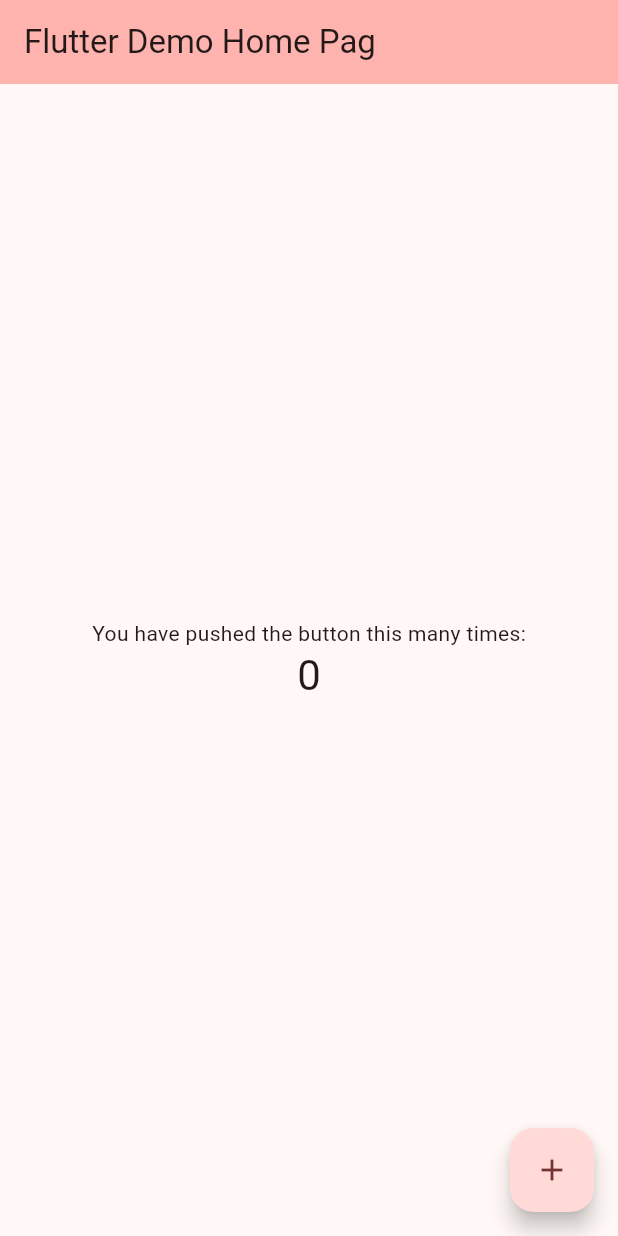
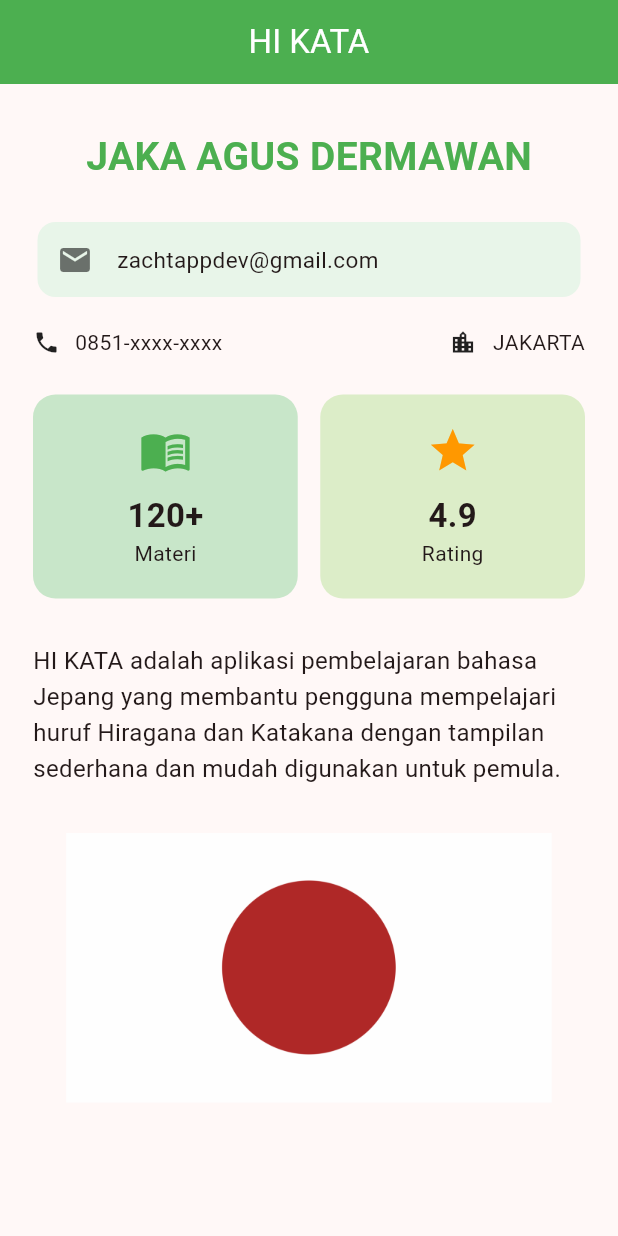
Before and after one commit to zacthappdev-star/flutterprojectjaka, a Flutter app: the screen it shows after launch, on a phone screen of 412 x 824 dp. Run offline on Flutter 3.47's test engine with Material 3 defaults, Android fonts, the phone set to English and light mode, and no system bars.

Commit message:
tugas 2 flutter

```diff
--- /dev/null
+++ b/ppkd_b6/lib/contener.dart
@@ -0,0 +1,60 @@
+import 'package:flutter/material.dart';
+
+class ContainerDay8 extends StatelessWidget {
+  const ContainerDay8({super.key});
+
+  @override
+  Widget build(BuildContext context) {
+    return Scaffold(
+      appBar: AppBar(
+        title: Text("Container"),
+        backgroundColor: Colors.lightBlueAccent,
+      ),
+      body: Column(
+        children: [
+          SizedBox(height: 20),
+          Container(
+            padding: EdgeInsets.all(12),
+            margin: EdgeInsets.all(16),
+            height: 150,
+            width: double.infinity,
+            decoration: BoxDecoration(
+              image: DecorationImage(
+                image: AssetImage("assets/images/meme5.webp"),
+              ),
+
+              color: Colors.blueAccent,
+              borderRadius: BorderRadius.circular(20),
+              border: Border.all(color: Colors.yellow, width: 10),
+
+              boxShadow: [
+                BoxShadow(
+                  offset: Offset(2, 2),
+                  blurStyle: BlurStyle.outer,
+
+                  color: Colors.red,
+                  blurRadius: 10,
+                ),
+              ],
+            ),
+            child: Column(
+              mainAxisAlignment: MainAxisAlignment.center,
+              children: [
+                Row(
+                  crossAxisAlignment: CrossAxisAlignment.center,
+                  mainAxisAlignment: MainAxisAlignment.spaceBetween,
+                  children: [
+                    Text("Saldo sisa dikit"),
+                    Column(children: [Icon(Icons.payment), Text("Bayar")]),
+                    Column(children: [Icon(Icons.touch_app), Text("Top Up")]),
+                    Column(children: [Icon(Icons.search), Text("Eksplor")]),
+                  ],
+                ),
+              ],
+            ),
+          ),
+        ],
+      ),
+    );
+  }
+}
--- /dev/null
+++ b/ppkd_b6/lib/flutter2.dart
@@ -0,0 +1,196 @@
+import 'package:flutter/material.dart';
+
+class HiKata extends StatelessWidget {
+  const HiKata({super.key});
+
+  @override
+  Widget build(BuildContext context) {
+    return Scaffold(
+      appBar: AppBar(
+        centerTitle: true,
+        title: const Text("HI KATA"),
+        backgroundColor: Colors.green,
+        foregroundColor: Colors.white,
+      ),
+
+      body: SingleChildScrollView(
+        child: Column(
+          crossAxisAlignment: CrossAxisAlignment.start,
+          children: [
+            // JARAK ATAS
+            const SizedBox(height: 30),
+
+            // NAMA / IDENTITAS
+            const Center(
+              child: Text(
+                "JAKA AGUS DERMAWAN",
+                style: TextStyle(
+                  color: Colors.green,
+                  fontSize: 26,
+                  fontWeight: FontWeight.bold,
+                ),
+              ),
+            ),
+
+            const SizedBox(height: 25),
+
+            // EMAIL
+            Container(
+              margin: const EdgeInsets.symmetric(horizontal: 25),
+              padding: const EdgeInsets.all(13),
+
+              decoration: BoxDecoration(
+                color: Colors.green.shade50,
+                borderRadius: BorderRadius.circular(12),
+              ),
+
+              child: const Row(
+                children: [
+                  Icon(Icons.email, color: Colors.black54),
+
+                  SizedBox(width: 16),
+
+                  Text("zachtappdev@gmail.com", style: TextStyle(fontSize: 15)),
+                ],
+              ),
+            ),
+
+            const SizedBox(height: 20),
+
+            // TELEPON DAN LOKASI
+            const Padding(
+              padding: EdgeInsets.symmetric(horizontal: 22),
+
+              child: Row(
+                children: [
+                  Icon(Icons.phone, size: 18),
+
+                  SizedBox(width: 10),
+
+                  Text("0851-xxxx-xxxx"),
+
+                  Spacer(),
+
+                  Icon(Icons.location_city, size: 18),
+
+                  SizedBox(width: 11),
+
+                  Text("JAKARTA"),
+                ],
+              ),
+            ),
+
+            const SizedBox(height: 25),
+
+            // STATISTIK
+            Padding(
+              padding: const EdgeInsets.symmetric(horizontal: 22),
+
+              child: Row(
+                children: [
+                  // BOX 1
+                  Expanded(
+                    child: Container(
+                      padding: const EdgeInsets.all(20),
+
+                      decoration: BoxDecoration(
+                        color: Colors.green.shade100,
+                        borderRadius: BorderRadius.circular(15),
+                      ),
+
+                      child: const Column(
+                        children: [
+                          Icon(Icons.menu_book, size: 35, color: Colors.green),
+
+                          SizedBox(height: 10),
+
+                          Text(
+                            "120+",
+                            style: TextStyle(
+                              fontSize: 22,
+                              fontWeight: FontWeight.bold,
+                            ),
+                          ),
+
+                          Text("Materi"),
+                        ],
+                      ),
+                    ),
+                  ),
+
+                  const SizedBox(width: 15),
+
+                  // BOX 2
+                  Expanded(
+                    child: Container(
+                      padding: const EdgeInsets.all(20),
+
+                      decoration: BoxDecoration(
+                        color: Colors.lightGreen.shade100,
+                        borderRadius: BorderRadius.circular(15),
+                      ),
+
+                      child: const Column(
+                        children: [
+                          Icon(Icons.star, size: 35, color: Colors.orange),
+
+                          SizedBox(height: 10),
+
+                          Text(
+                            "4.9",
+                            style: TextStyle(
+                              fontSize: 22,
+                              fontWeight: FontWeight.bold,
+                            ),
+                          ),
+
+                          Text("Rating"),
+                        ],
+                      ),
+                    ),
+                  ),
+                ],
+              ),
+            ),
+
+            const SizedBox(height: 30),
+
+            // DESKRIPSI
+            const Padding(
+              padding: EdgeInsets.symmetric(horizontal: 22),
+
+              child: Text(
+                "HI KATA adalah aplikasi pembelajaran bahasa Jepang "
+                "yang membantu pengguna mempelajari huruf Hiragana dan Katakana "
+                "dengan tampilan sederhana dan mudah digunakan untuk pemula. ",
+
+                style: TextStyle(fontSize: 16, height: 1.5),
+
+                textAlign: TextAlign.start,
+              ),
+            ),
+
+            const SizedBox(height: 30),
+
+            // VISUAL BRANDING
+            Container(
+              margin: const EdgeInsets.symmetric(horizontal: 22),
+              height: 180,
+              width: double.infinity,
+
+              decoration: BoxDecoration(
+                borderRadius: BorderRadius.circular(20),
+                image: const DecorationImage(
+                  image: AssetImage("assets/images/Japan.png"),
+                  fit: BoxFit.cover,
+                ),
+              ),
+            ),
+
+            const SizedBox(height: 30),
+          ],
+        ),
+      ),
+    );
+  }
+}
--- a/ppkd_b6/lib/main.dart
+++ b/ppkd_b6/lib/main.dart
@@ -1,4 +1,6 @@
 import 'package:flutter/material.dart';
+import 'package:ppkd_b6/flutter2.dart';
+import 'flutter2.dart';
 
 void main() {
   runApp(const MyApp());
@@ -28,9 +30,11 @@
         //
         // This works for code too, not just values: Most code changes can be
         // tested with just a hot reload.
-        colorScheme: .fromSeed(seedColor: const Color.fromARGB(255, 183, 58, 58)),
+        colorScheme: .fromSeed(
+          seedColor: const Color.fromARGB(255, 183, 58, 58),
+        ),
       ),
-      home: const MyHomePage(title: 'Flutter Demo Home Pag'),
+      home: HiKata(),
     );
   }
 }
--- a/ppkd_b6/pubspec.yaml
+++ b/ppkd_b6/pubspec.yaml
@@ -58,8 +58,8 @@
   uses-material-design: true
 
   # To add assets to your application, add an assets section, like this:
-  # assets:
-  #   - images/a_dot_burr.jpeg
+  assets:
+    - assets/images/
   #   - images/a_dot_ham.jpeg
 
   # An image asset can refer to one or more resolution-specific "variants", see
```
Also changed, not shown: ppkd_b6/assets/images/Japan.png (added), ppkd_b6/assets/images/meme5.webp (added).
